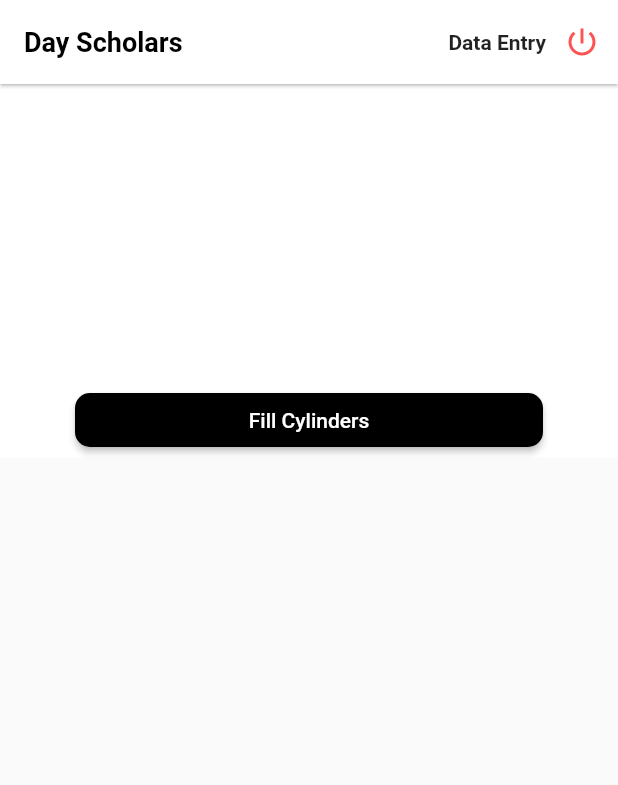
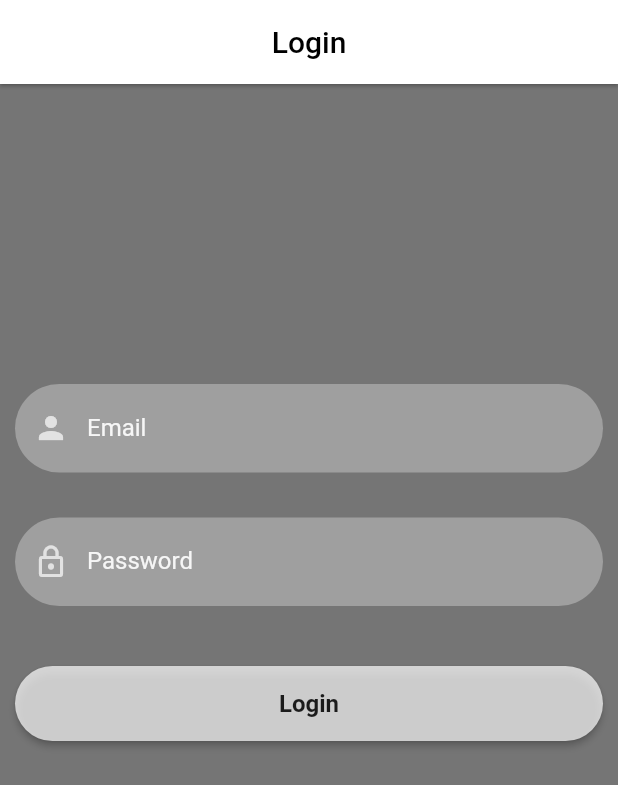
Before and after one commit to Sufiyankallada/flutterapp, a Flutter app: the screen it shows after launch, on a phone screen of 412 x 824 dp. Shown: the top 785 px of the screen. Run offline on Flutter 3.47's test engine with Material 2 defaults, Android fonts, the phone set to English and light mode, and no system bars; missing offline and left inert: qr_code_scanner.

Commit message:
Added login page with api , home page and fill cylinder
fill cylinder have separate scanner file to scan and data is displayed on fillcylinder,only scanning possible, mannual entry not included

```diff
--- /dev/null
+++ b/lib/loginpage.dart
@@ -0,0 +1,87 @@
+import 'dart:convert';
+
+import 'package:flutter/material.dart';
+import 'package:http/http.dart' as http;
+import 'package:oru_app/homepage.dart';
+import 'package:oru_app/reusables.dart';
+
+class LoginPage extends StatefulWidget {
+  const LoginPage({super.key});
+
+  @override
+  State<LoginPage> createState() => _LoginPageState();
+}
+
+class _LoginPageState extends State<LoginPage> {
+  TextEditingController email = TextEditingController();
+  TextEditingController password = TextEditingController();
+  @override
+  Widget build(BuildContext context) {
+    return Scaffold(
+        appBar: AppBar(
+          title: Text("Login", style: TextStyle(color: Colors.black)),
+          centerTitle: true,
+        ),
+        backgroundColor: Colors.grey[600],
+        body: SingleChildScrollView(
+          padding: EdgeInsets.fromLTRB(10, 200, 10, 0),
+          child: Column(
+            children: [
+              reusableTextField(
+                "Email",
+                Icons.person,
+                false,
+                email,
+              ),
+              const SizedBox(
+                height: 30,
+              ),
+              reusableTextField(
+                "Password",
+                Icons.lock_outline,
+                false,
+                password,
+              ),
+              const SizedBox(
+                height: 30,
+              ),
+              signInSignUpButton("Login", context, () {
+                postRequest();
+                print('aaaaaaaaaaaaaaaa');
+                print(password.text);
+                print("bbbbbbbbbbbbb");
+              }),
+              // ElevatedButton(
+              //     onPressed: () {
+              //       postRequest();
+              //     },
+              //     child: Text("cawqes"))
+            ],
+          ),
+        ));
+  }
+
+  Future<void> postRequest() async {
+    final url = Uri.parse('http://soc-erp.showcase.code7.in/api/authenticate');
+    final headers = {'Content-Type': 'application/json'};
+    final body = {
+      'email': email.text.toString(),
+      'password': password.text.toString()
+    };
+    final jsonBody = json.encode(body);
+
+    final response = await http.post(url, headers: headers, body: jsonBody);
+
+    if (response.statusCode == 200) {
+      // request successful, handle response data
+      final responseData = json.decode(response.body);
+      print(responseData['message']);
+      Navigator.push(
+          context, MaterialPageRoute(builder: (context) => HomePage()));
+      // ...
+    } else {
+      // request failed, handle error
+      print('Request failed with status: ${response.statusCode}.');
+    }
+  }
+}
--- a/lib/main.dart
+++ b/lib/main.dart
@@ -1,5 +1,8 @@
 import 'package:flutter/material.dart';
 import 'package:oru_app/homepage.dart';
+
+import 'loginpage.dart';
+
 void main(List<String> args) {
   runApp(const MyApp());
 }
@@ -11,9 +14,10 @@ class MyApp extends StatelessWidget {
   Widget build(BuildContext context) {
     // ignore: prefer_const_constructors
     return MaterialApp(
-      theme: ThemeData(appBarTheme: const AppBarTheme(backgroundColor: Colors.white,
-      elevation: 1.0)),
-      home:const HomePage() ,
+      theme: ThemeData(
+          appBarTheme:
+              const AppBarTheme(backgroundColor: Colors.white, elevation: 1.0)),
+      home: LoginPage(),
       debugShowCheckedModeBanner: false,
       title: 'QR Scanner',
     );
--- /dev/null
+++ b/lib/reusables.dart
@@ -0,0 +1,106 @@
+import 'package:flutter/material.dart';
+
+TextField reusableTextField(String text, IconData icon, bool isPassword,
+    TextEditingController controller) {
+  return TextField(
+    controller: controller,
+    obscureText: isPassword,
+    enableSuggestions: !isPassword,
+    autocorrect: !isPassword,
+    cursorColor: Colors.white,
+    style: TextStyle(color: Colors.white.withOpacity(0.9)),
+    decoration: InputDecoration(
+      prefixIcon: Icon(
+        icon,
+        color: Colors.white70,
+      ),
+      hintText: text,
+      labelText: text,
+      labelStyle: TextStyle(
+        color: Colors.white.withOpacity(0.9),
+      ),
+      filled: true,
+      floatingLabelBehavior: FloatingLabelBehavior.never,
+      fillColor: Colors.white.withOpacity(0.3),
+      border: OutlineInputBorder(
+        borderRadius: BorderRadius.circular(30),
+        borderSide: const BorderSide(width: 0, style: BorderStyle.none),
+      ),
+    ),
+    keyboardType:
+        isPassword ? TextInputType.visiblePassword : TextInputType.emailAddress,
+  );
+}
+
+Container signInSignUpButton(
+    String text, BuildContext context, Function onTap) {
+  return Container(
+    width: MediaQuery.of(context).size.width,
+    height: 50,
+    margin: const EdgeInsets.fromLTRB(0, 10, 0, 20),
+    decoration: BoxDecoration(
+      borderRadius: BorderRadius.circular(90),
+    ),
+    child: ElevatedButton(
+      onPressed: () {
+        onTap();
+      },
+      style: ButtonStyle(
+          backgroundColor: MaterialStateProperty.resolveWith((states) {
+            if (states.contains(MaterialState.pressed)) {
+              return Colors.black26;
+            }
+            return Colors.white70;
+          }),
+          shape: MaterialStateProperty.all(
+            RoundedRectangleBorder(
+              borderRadius: BorderRadius.circular(30),
+            ),
+          )),
+      child: Text(
+        text,
+        style: const TextStyle(
+          color: Colors.black87,
+          fontWeight: FontWeight.bold,
+          fontSize: 16,
+        ),
+      ),
+    ),
+  );
+}
+
+Container buttons(BuildContext context, String text, Function onTap) {
+  return Container(
+    width: MediaQuery.of(context).size.width,
+    height: 50,
+    margin: const EdgeInsets.fromLTRB(0, 10, 0, 20),
+    decoration: BoxDecoration(
+      borderRadius: BorderRadius.circular(90),
+    ),
+    child: ElevatedButton(
+      onPressed: () {
+        onTap();
+      },
+      style: ButtonStyle(
+          backgroundColor: MaterialStateProperty.resolveWith((states) {
+            if (states.contains(MaterialState.pressed)) {
+              return Colors.white;
+            }
+            return Colors.grey[300];
+          }),
+          shape: MaterialStateProperty.all(
+            RoundedRectangleBorder(
+              borderRadius: BorderRadius.circular(30),
+            ),
+          )),
+      child: Text(
+        text,
+        style: const TextStyle(
+          color: Colors.black87,
+          fontWeight: FontWeight.bold,
+          fontSize: 16,
+        ),
+      ),
+    ),
+  );
+}
--- a/pubspec.yaml
+++ b/pubspec.yaml
@@ -36,6 +36,7 @@ dependencies:
   # Use with the CupertinoIcons class for iOS style icons.
   cupertino_icons: ^1.0.2
   qr_code_scanner: ^1.0.1
+  http: ^0.13.5
 
 dev_dependencies:
   flutter_test:
```
Also changed, not shown: lib/fillcylinders.dart (+48 -14 lines), lib/homepage.dart (+6 -2 lines), lib/scanner.dart (+39 -17 lines), pubspec.lock.
